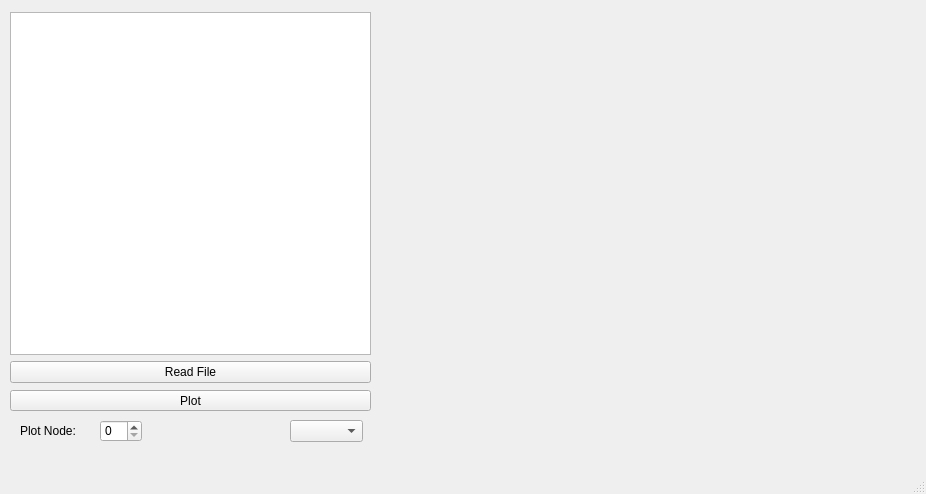
Old version of the form SLMCircuitSim/SLM_Circuit_Simulator/mainwindow.ui in the repository Sam-R-Taylor/ELEC40006-DESIGN-PROJECT-2020.
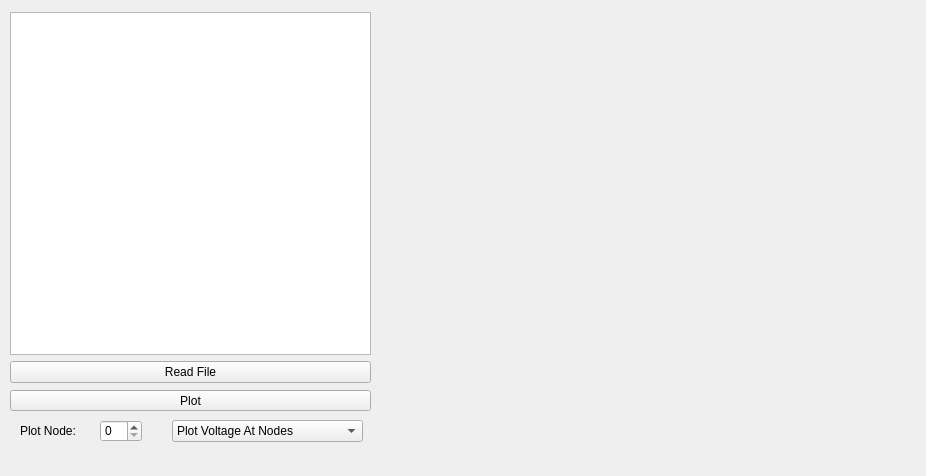
New version of the form. Custom widgets are drawn as their Qt base class.

Patch:
```diff
--- a/SLMCircuitSim/SLM_Circuit_Simulator/mainwindow.ui
+++ b/SLMCircuitSim/SLM_Circuit_Simulator/mainwindow.ui
@@ -7,9 +7,21 @@
     <x>0</x>
     <y>0</y>
     <width>926</width>
-    <height>494</height>
+    <height>476</height>
    </rect>
   </property>
+  <property name="sizePolicy">
+   <sizepolicy hsizetype="Fixed" vsizetype="Fixed">
+    <horstretch>0</horstretch>
+    <verstretch>0</verstretch>
+   </sizepolicy>
+  </property>
+  <property name="maximumSize">
+   <size>
+    <width>926</width>
+    <height>476</height>
+   </size>
+  </property>
   <property name="windowTitle">
    <string>MainWindow</string>
   </property>
@@ -76,12 +88,22 @@
    <widget class="QComboBox" name="comboBox">
     <property name="geometry">
      <rect>
-      <x>290</x>
+      <x>172</x>
       <y>420</y>
-      <width>73</width>
+      <width>191</width>
       <height>22</height>
      </rect>
     </property>
+    <item>
+     <property name="text">
+      <string>Plot Voltage At Nodes</string>
+     </property>
+    </item>
+    <item>
+     <property name="text">
+      <string>Plot Current In Components</string>
+     </property>
+    </item>
    </widget>
    <widget class="QLabel" name="label">
     <property name="geometry">
@@ -107,7 +129,6 @@
     </rect>
    </property>
   </widget>
-  <widget class="QStatusBar" name="statusbar"/>
  </widget>
  <customwidgets>
   <customwidget>
```
